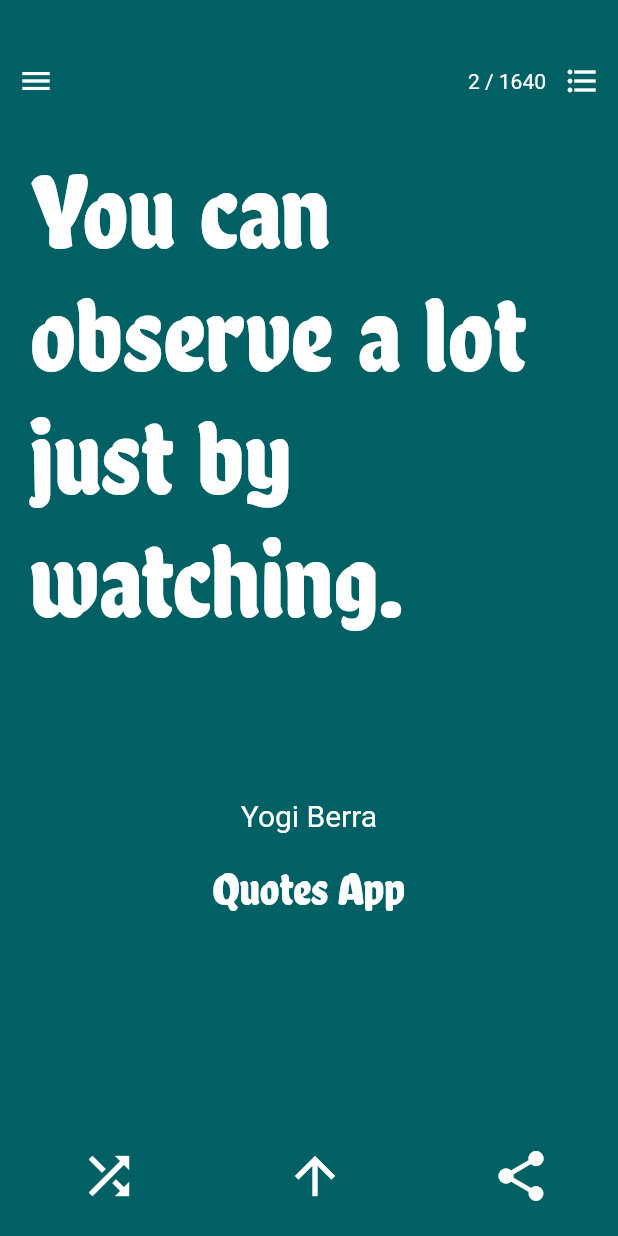
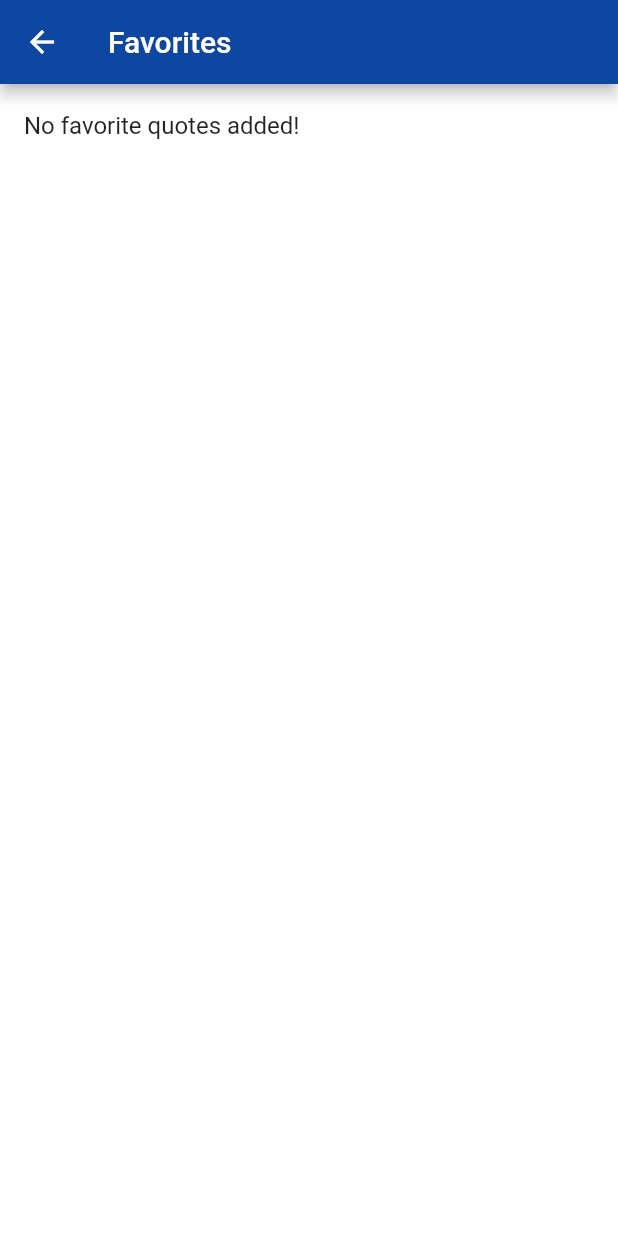
Before and after one commit to dhayaec/quotes_app, a Flutter app: the screen it shows after launch, scrolled down 576 dp, after a tap on the "menu" icon, on a phone screen of 412 x 824 dp. Run offline on Flutter 3.47's test engine with Material 2 defaults, Android fonts, the phone set to English and light mode, and no system bars; drawn by our look-alikes of auto_size_text; our stand-ins replace shared_preferences; missing offline and left inert: flutter_statusbarcolor; statements that could not run were skipped.

Commit message:
implement add to favorites

```diff
--- a/lib/components/BottomMenu.dart
+++ b/lib/components/BottomMenu.dart
@@ -12,16 +12,18 @@ class BottomMenu extends StatelessWidget {
       @required PageController pageController,
       @required this.myData,
       @required this.globalKey,
-      @required this.shuffleList,
-      @required this.shuffleState})
+      @required this.index,
+      @required this.addToFavorites,
+      @required this.isFav})
       : _pageController = pageController,
         super(key: key);
 
-  final Function shuffleList;
   final PageController _pageController;
   final dynamic myData;
-  final bool shuffleState;
   final GlobalKey<State<StatefulWidget>> globalKey;
+  final int index;
+  final Function addToFavorites;
+  final bool isFav;
 
   @override
   Widget build(BuildContext context) {
@@ -32,13 +34,13 @@ class BottomMenu extends StatelessWidget {
         mainAxisAlignment: MainAxisAlignment.spaceAround,
         children: <Widget>[
           IconButton(
-            color: Colors.white,
+            color: isFav ? Colors.pink : Colors.white,
             icon: Icon(
-              shuffleState ? Icons.restore : Icons.shuffle,
+              Icons.favorite,
               size: 40.0,
             ),
             onPressed: () {
-              this.shuffleList();
+              addToFavorites(index);
             },
           ),
           IconButton(
--- a/lib/components/ToolButtons.dart
+++ b/lib/components/ToolButtons.dart
@@ -1,16 +1,23 @@
 import 'package:flutter/material.dart';
+import 'package:quotes_app/constants/constants.dart';
+import 'package:quotes_app/pages/FavoriteQuotes.dart';
+import 'package:shared_preferences/shared_preferences.dart';
 
 class ToolButtons extends StatelessWidget {
   const ToolButtons({
     Key key,
     @required int itemNumber,
     @required int quotesCount,
+    @required this.myData,
+    @required this.bgColor,
   })  : _itemNumber = itemNumber,
         _quotesCount = quotesCount,
         super(key: key);
 
   final int _itemNumber;
   final int _quotesCount;
+  final dynamic myData;
+  final Color bgColor;
 
   @override
   Widget build(BuildContext context) {
@@ -21,7 +28,20 @@ class ToolButtons extends StatelessWidget {
         mainAxisAlignment: MainAxisAlignment.spaceBetween,
         children: <Widget>[
           IconButton(
-            onPressed: () {},
+            onPressed: () async {
+              var prefs = await SharedPreferences.getInstance();
+              var favorites = prefs.getStringList(FAVORITES_LIST_KEY);
+              Navigator.push(
+                context,
+                MaterialPageRoute(
+                  builder: (context) => FavoritesScreen(
+                        quotes: myData,
+                        favorites: favorites,
+                        bgColor: bgColor,
+                      ),
+                ),
+              );
+            },
             icon: Icon(Icons.menu),
             color: Colors.white,
           ),
--- a/lib/constants/constants.dart
+++ b/lib/constants/constants.dart
@@ -52,3 +52,8 @@ List shuffleList(List items) {
 
   return items;
 }
+
+const FAVORITES_LIST_KEY = 'favorites';
+
+var appTheme = ThemeData(
+    primarySwatch: Colors.blueGrey, canvasColor: Colors.black.withOpacity(0.4));
--- a/lib/main.dart
+++ b/lib/main.dart
@@ -1,130 +1,16 @@
-import 'dart:convert';
 import 'package:flutter/material.dart';
-import 'package:flutter_statusbarcolor/flutter_statusbarcolor.dart';
-import 'package:quotes_app/components/BottomMenu.dart';
-import 'package:quotes_app/components/Page.dart';
-import 'package:quotes_app/components/QuotesDrawer.dart';
-import 'package:quotes_app/components/ToolButtons.dart';
 import 'package:quotes_app/constants/constants.dart';
+import 'package:quotes_app/pages/QuotesScreen.dart';
 
-void main() => runApp(MyApp());
+void main() => runApp(QuotesApp());
 
-class MyApp extends StatelessWidget {
-  final String _appName = 'QuotesApp';
+class QuotesApp extends StatelessWidget {
   @override
   Widget build(BuildContext context) {
     return MaterialApp(
-      title: _appName,
-      theme: ThemeData(
-          primarySwatch: Colors.blueGrey,
-          canvasColor: Colors.black.withOpacity(0.4)),
-      home: PageViewExample(),
+      title: appName,
+      theme: appTheme,
+      home: QuotesScreen(),
     );
   }
 }
-
-class PageViewExample extends StatefulWidget {
-  @override
-  PageViewExampleState createState() {
-    return PageViewExampleState();
-  }
-}
-
-class PageViewExampleState extends State<PageViewExample> {
-  final PageController _pageController = PageController();
-  int _itemNumber = 1;
-  int _quotesCount = 0;
-  bool shuffle = false;
-  GlobalKey<State<StatefulWidget>> globalKey = GlobalKey();
-  @override
-  initState() {
-    super.initState();
-    FlutterStatusbarcolor.setNavigationBarColor(colorList[0]);
-  }
-
-  void _shuffleList() {
-    setState(() {
-      shuffle = !shuffle;
-    });
-  }
-
-  @override
-  Widget build(BuildContext context) {
-    return Scaffold(
-        endDrawer: QuotesDrawer(
-          pageController: _pageController,
-        ),
-        body: FutureBuilder(
-            future: DefaultAssetBundle.of(context)
-                .loadString('assets/json/quotes.json'),
-            builder: (context, snapshot) {
-              if (snapshot.connectionState == ConnectionState.waiting) {
-                return Center(
-                  child: CircularProgressIndicator(),
-                );
-              } else if (snapshot.hasError) {
-                return Center(child: Text('Error: ${snapshot.error}'));
-              } else if (snapshot.hasData) {
-                var quotesList;
-                List data = json.decode(snapshot.data.toString());
-                if (shuffle) {
-                  quotesList = shuffleList(data);
-                } else {
-                  quotesList = data;
-                }
-                _quotesCount = quotesList.length;
-                return Stack(
-                  fit: StackFit.expand,
-                  children: <Widget>[
-                    RepaintBoundary(
-                      key: globalKey,
-                      child: PageView.builder(
-                        onPageChanged: (index) {
-                          setState(() {
-                            _itemNumber = index + 1;
-                            var bgColor = _getColor(index);
-                            FlutterStatusbarcolor.setNavigationBarColor(
-                                bgColor);
-                          });
-                        },
-                        itemCount: quotesList == null ? 0 : quotesList.length,
-                        scrollDirection: Axis.vertical,
-                        controller: _pageController,
-                        itemBuilder: (context, index) {
-                          Color bgColor = _getColor(index);
-                          var size = MediaQuery.of(context).size;
-                          double width = size.width;
-                          double radio = size.height / size.width;
-                          double height = radio < 1.7
-                              ? size.height / 2
-                              : size.height / radio;
-
-                          var quoteText = quotesList[index]['quoteText'];
-                          var quoteAuthor = quotesList[index]['quoteAuthor'];
-
-                          return Page(
-                              index: index,
-                              bgColor: bgColor,
-                              width: width,
-                              height: height,
-                              quoteText: quoteText,
-                              quoteAuthor: quoteAuthor);
-                        },
-                      ),
-                    ),
-                    ToolButtons(
-                        itemNumber: _itemNumber, quotesCount: _quotesCount),
-                    BottomMenu(
-                        pageController: _pageController,
-                        myData: quotesList,
-                        globalKey: globalKey,
-                        shuffleList: _shuffleList,
-                        shuffleState: shuffle),
-                  ],
-                );
-              }
-            }));
-  }
-
-  Color _getColor(int index) => colorList[index % colorList.length];
-}
--- /dev/null
+++ b/lib/pages/FavoriteQuotes.dart
@@ -0,0 +1,80 @@
+import 'package:flutter/material.dart';
+import 'package:flutter_statusbarcolor/flutter_statusbarcolor.dart';
+import 'package:quotes_app/pages/QuotesScreen.dart';
+
+class FavoritesScreen extends StatefulWidget {
+  final List<String> favorites;
+  final List<dynamic> quotes;
+  final Color bgColor;
+
+  FavoritesScreen({
+    Key key,
+    @required this.favorites,
+    @required this.quotes,
+    @required this.bgColor,
+  }) : super(key: key);
+
+  @override
+  FavoritesScreenState createState() {
+    return new FavoritesScreenState();
+  }
+}
+
+class FavoritesScreenState extends State<FavoritesScreen> {
+  var _favQuotes = List<dynamic>();
+
+  @override
+  void initState() {
+    super.initState();
+    FlutterStatusbarcolor.setNavigationBarColor(Colors.transparent);
+    setState(() {
+      _favQuotes = this
+          .widget
+          .favorites
+          .map((item) => this.widget.quotes[int.parse(item) - 1])
+          .toList();
+    });
+  }
+
+  @override
+  Widget build(BuildContext context) {
+    return Scaffold(
+        appBar: AppBar(
+          title: Text('Favorites'),
+          backgroundColor: this.widget.bgColor,
+        ),
+        body: Container(
+          color: Colors.white,
+          child: _favQuotes.length == 0
+              ? ListView(
+                  children: <Widget>[
+                    ListTile(title: Text('No favorite quotes added!'))
+                  ],
+                )
+              : ListView.builder(
+                  itemCount: _favQuotes.length,
+                  itemBuilder: (BuildContext context, int index) {
+                    return ListTile(
+                      title: Text(_favQuotes[index]['quoteText']),
+                      subtitle: Align(
+                        alignment: Alignment.bottomRight,
+                        child: Text(" -- " + _favQuotes[index]['quoteAuthor']),
+                      ),
+                      onTap: () {
+                        var quoteId = int.parse(this.widget.favorites[index]);
+                        Navigator.push(
+                          context,
+                          MaterialPageRoute(
+                            builder: (context) =>
+                                QuotesScreen(initialPage: quoteId - 1),
+                          ),
+                        );
+                        print('object');
+                        print(quoteId);
+                      },
+                    );
+                  },
+                ),
+        ));
+  }
+}
--- /dev/null
+++ b/lib/pages/QuotesScreen.dart
@@ -0,0 +1,154 @@
+import 'dart:convert';
+import 'package:flutter/material.dart';
+import 'package:flutter_statusbarcolor/flutter_statusbarcolor.dart';
+import 'package:quotes_app/components/BottomMenu.dart';
+import 'package:quotes_app/components/Page.dart';
+import 'package:quotes_app/components/QuotesDrawer.dart';
+import 'package:quotes_app/components/ToolButtons.dart';
+import 'package:quotes_app/constants/constants.dart';
+import 'package:shared_preferences/shared_preferences.dart';
+
+class QuotesScreen extends StatefulWidget {
+  final int initialPage;
+
+  QuotesScreen({
+    Key key,
+    this.initialPage = 1,
+  }) : super(key: key);
+
+  @override
+  QuotesScreenState createState() {
+    return QuotesScreenState();
+  }
+}
+
+class QuotesScreenState extends State<QuotesScreen> {
+  PageController _pageCtrl;
+  int _itemNumber = 1;
+  int _quotesCount = 0;
+  bool _isFav = false;
+  var _quotesList = List<dynamic>();
+  var _bgColor = colorList[0];
+
+  GlobalKey<State<StatefulWidget>> globalKey = GlobalKey();
+  var sp = SharedPreferences.getInstance();
+
+  @override
+  initState() {
+    super.initState();
+    FlutterStatusbarcolor.setNavigationBarColor(colorList[0]);
+    _pageCtrl = PageController(initialPage: this.widget.initialPage);
+  }
+
+  @override
+  void dispose() {
+    _pageCtrl.dispose();
+    super.dispose();
+  }
+
+  void _addToFavorites(int index) async {
+    var itemNumber = index.toString();
+    var prefs = await sp;
+    var favs = prefs.getStringList(FAVORITES_LIST_KEY) ?? List<String>();
+    if (!favs.contains(itemNumber)) {
+      favs.add(itemNumber);
+      prefs.setStringList(FAVORITES_LIST_KEY, favs);
+      setState(() {
+        _isFav = true;
+      });
+    } else {
+      favs.remove(itemNumber);
+      prefs.setStringList(FAVORITES_LIST_KEY, favs);
+      setState(() {
+        _isFav = false;
+      });
+    }
+  }
+
+  @override
+  Widget build(BuildContext context) {
+    return Scaffold(
+        endDrawer: QuotesDrawer(
+          pageController: _pageCtrl,
+        ),
+        body: FutureBuilder(
+            future: DefaultAssetBundle.of(context)
+                .loadString('assets/json/quotes.json'),
+            builder: (context, snapshot) {
+              if (snapshot.connectionState == ConnectionState.waiting) {
+                return Center(
+                  child: CircularProgressIndicator(),
+                );
+              } else if (snapshot.hasError) {
+                return Center(child: Text('Error: ${snapshot.error}'));
+              } else if (snapshot.hasData) {
+                _quotesList = json.decode(snapshot.data.toString());
+                _quotesCount = _quotesList.length;
+                return Stack(
+                  fit: StackFit.expand,
+                  children: <Widget>[
+                    RepaintBoundary(
+                      key: globalKey,
+                      child: PageView.builder(
+                        onPageChanged: (index) async {
+                          var prefs = await sp;
+                          var favList = prefs.getStringList(FAVORITES_LIST_KEY);
+                          setState(() {
+                            _itemNumber = index + 1;
+                            var bgColor = _getColor(index);
+                            if (favList.contains((index + 1).toString())) {
+                              _isFav = true;
+                            } else {
+                              _isFav = false;
+                            }
+                            FlutterStatusbarcolor.setNavigationBarColor(
+                                bgColor);
+                          });
+                        },
+                        itemCount: _quotesList == null ? 0 : _quotesList.length,
+                        scrollDirection: Axis.vertical,
+                        controller: _pageCtrl,
+                        itemBuilder: (context, index) {
+                          _bgColor = _getColor(index);
+                          var size = MediaQuery.of(context).size;
+                          double width = size.width;
+                          double radio = size.height / size.width;
+                          double height = radio < 1.7
+                              ? size.height / 2
+                              : size.height / radio;
+
+                          var quoteText = _quotesList[index]['quoteText'];
+                          var quoteAuthor = _quotesList[index]['quoteAuthor'];
+
+                          return Page(
+                              index: index,
+                              bgColor: _bgColor,
+                              width: width,
+                              height: height,
+                              quoteText: quoteText,
+                              quoteAuthor: quoteAuthor);
+                        },
+                      ),
+                    ),
+                    ToolButtons(
+                      itemNumber: _itemNumber,
+                      quotesCount: _quotesCount,
+                      myData: _quotesList,
+                      bgColor: _bgColor,
+                    ),
+                    BottomMenu(
+                      pageController: _pageCtrl,
+                      myData: _quotesList,
+                      globalKey: globalKey,
+                      index: _itemNumber,
+                      addToFavorites: _addToFavorites,
+                      isFav: _isFav,
+                    ),
+                  ],
+                );
+              }
+            }));
+  }
+
+  Color _getColor(int index) => colorList[index % colorList.length];
+}
--- a/pubspec.yaml
+++ b/pubspec.yaml
@@ -11,6 +11,7 @@ dependencies:
   auto_size_text:
   flutter_statusbarcolor: any
   path_provider:
+  shared_preferences:
 
 dev_dependencies:
   flutter_test:
```
Also changed, not shown: pubspec.lock, 1 other file.
